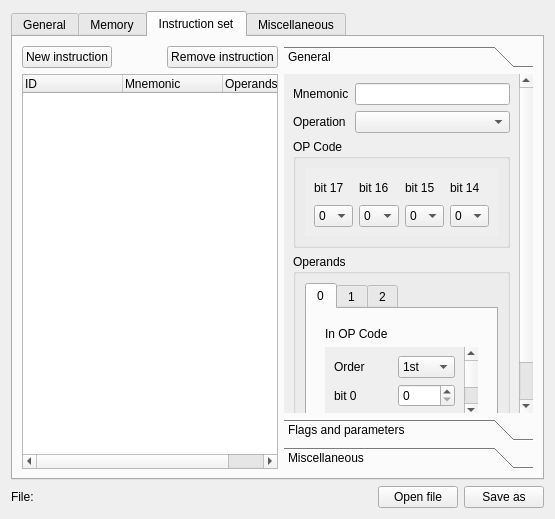
Old version of the form IDE/utilities/AdjSimProcDef/AdjSimProcDefGuiWidget.ui in the repository AbyssAbbeba/MDS-picoblaze-AVR-ide.
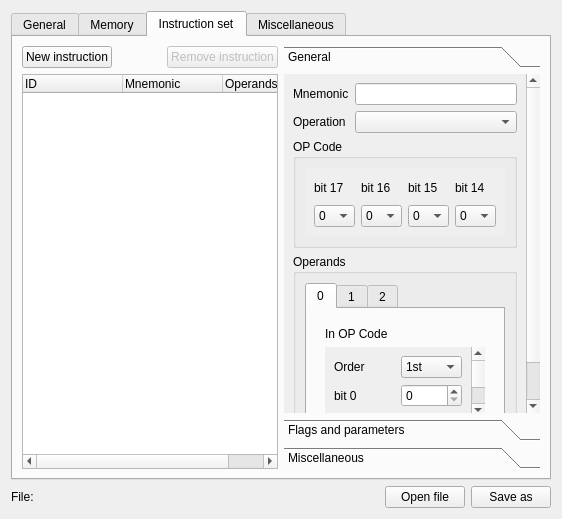
New version of the form. The open tabs and pages were chosen to show the change.

Patch:
```diff
--- a/IDE/utilities/AdjSimProcDef/AdjSimProcDefGuiWidget.ui
+++ b/IDE/utilities/AdjSimProcDef/AdjSimProcDefGuiWidget.ui
@@ -6,7 +6,7 @@
    <rect>
     <x>0</x>
     <y>0</y>
-    <width>555</width>
+    <width>562</width>
     <height>478</height>
    </rect>
   </property>
@@ -433,7 +433,10 @@
       </attribute>
       <layout class="QGridLayout" name="gridLayout_11">
        <item row="0" column="1">
-        <widget class="QToolBox" name="toolBox">
+        <widget class="QToolBox" name="toolBoxInstructions">
+         <property name="enabled">
+          <bool>true</bool>
+         </property>
          <property name="currentIndex">
           <number>0</number>
          </property>
@@ -442,7 +445,7 @@
            <rect>
             <x>0</x>
             <y>0</y>
-            <width>191</width>
+            <width>194</width>
             <height>351</height>
            </rect>
           </property>
@@ -493,7 +496,7 @@
                           <rect>
                            <x>0</x>
                            <y>0</y>
-                           <width>128</width>
+                           <width>131</width>
                            <height>109</height>
                           </rect>
                          </property>
@@ -1316,7 +1319,10 @@
             </spacer>
            </item>
            <item>
-            <widget class="QPushButton" name="pushButton">
+            <widget class="QPushButton" name="pushButtonRemoveInstruction">
+             <property name="enabled">
+              <bool>false</bool>
+             </property>
              <property name="text">
               <string>Remove instruction</string>
              </property>
```
Left out of the diff: 56 changed lines with no effect on the pictures.
